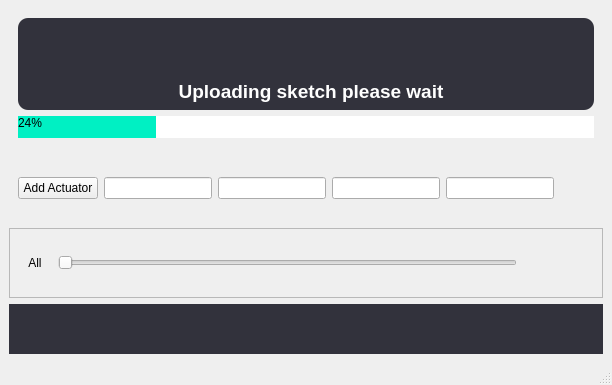
OrionAerospaceYT/SideKick, file Ui/NewActuatorUi.ui: the form before one commit.
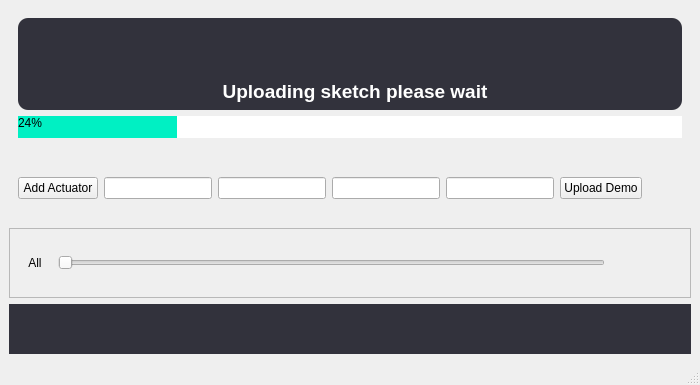
The form after the commit. Icons and pictures are not drawn.

What changed in the file:
```diff
--- a/Ui/NewActuatorUi.ui
+++ b/Ui/NewActuatorUi.ui
@@ -114,6 +114,13 @@
        <item>
         <widget class="QLineEdit" name="max"/>
        </item>
+       <item>
+        <widget class="QPushButton" name="upload">
+         <property name="text">
+          <string>Upload Demo</string>
+         </property>
+        </widget>
+       </item>
        <item>
         <spacer name="horizontalSpacer">
          <property name="orientation">
```
